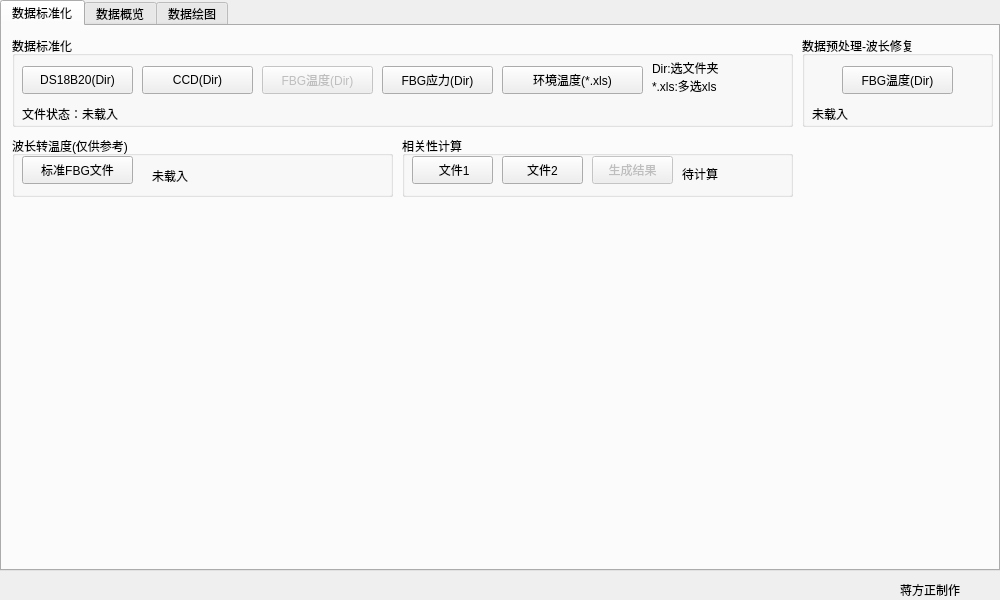
Before: the Qt Designer form mainwindow.ui in jiangfangzheng/JfzDataLab, drawn with Qt 5.
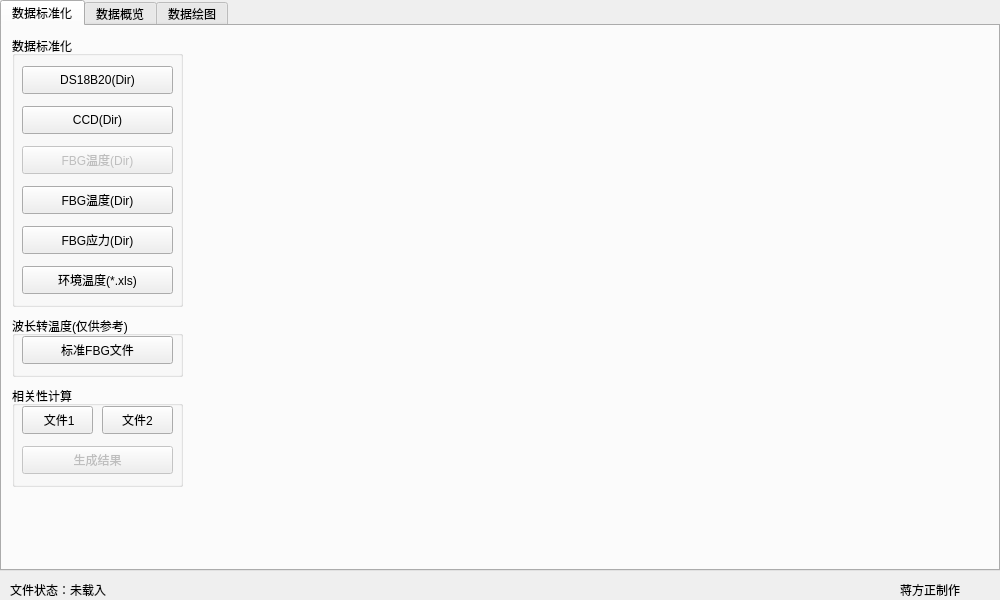
After: the same form once the commit is applied.

What changed in the file:
```diff
--- a/mainwindow.ui
+++ b/mainwindow.ui
@@ -47,8 +47,8 @@
        <rect>
         <x>10</x>
         <y>10</y>
-        <width>781</width>
-        <height>91</height>
+        <width>171</width>
+        <height>271</height>
        </rect>
       </property>
       <property name="title">
@@ -59,7 +59,7 @@
         <rect>
          <x>10</x>
          <y>30</y>
-         <width>111</width>
+         <width>151</width>
          <height>28</height>
         </rect>
        </property>
@@ -70,9 +70,9 @@
       <widget class="QPushButton" name="pushButton_CCD">
        <property name="geometry">
         <rect>
-         <x>130</x>
-         <y>30</y>
-         <width>111</width>
+         <x>10</x>
+         <y>70</y>
+         <width>151</width>
          <height>28</height>
         </rect>
        </property>
@@ -86,9 +86,9 @@
        </property>
        <property name="geometry">
         <rect>
-         <x>250</x>
-         <y>30</y>
-         <width>111</width>
+         <x>10</x>
+         <y>110</y>
+         <width>151</width>
          <height>28</height>
         </rect>
        </property>
@@ -99,9 +99,9 @@
       <widget class="QPushButton" name="pushButton_FBGS">
        <property name="geometry">
         <rect>
-         <x>370</x>
-         <y>30</y>
-         <width>111</width>
+         <x>10</x>
+         <y>190</y>
+         <width>151</width>
          <height>28</height>
         </rect>
        </property>
@@ -112,9 +112,9 @@
       <widget class="QPushButton" name="pushButton_ENV">
        <property name="geometry">
         <rect>
-         <x>490</x>
-         <y>30</y>
-         <width>141</width>
+         <x>10</x>
+         <y>230</y>
+         <width>151</width>
          <height>28</height>
         </rect>
        </property>
@@ -122,31 +122,17 @@
         <string>环境温度(*.xls)</string>
        </property>
       </widget>
-      <widget class="QLabel" name="label_3">
+      <widget class="QPushButton" name="pushButton_LoadFBGT_ALL">
        <property name="geometry">
         <rect>
          <x>10</x>
-         <y>70</y>
-         <width>761</width>
-         <height>16</height>
+         <y>150</y>
+         <width>151</width>
+         <height>28</height>
         </rect>
        </property>
        <property name="text">
-        <string>文件状态：未载入</string>
-       </property>
-      </widget>
-      <widget class="QLabel" name="label_12">
-       <property name="geometry">
-        <rect>
-         <x>640</x>
-         <y>20</y>
-         <width>121</width>
-         <height>41</height>
-        </rect>
-       </property>
-       <property name="text">
-        <string>Dir:选文件夹
-*.xls:多选xls</string>
+        <string>FBG温度(Dir)</string>
        </property>
       </widget>
      </widget>
@@ -154,8 +140,8 @@
       <property name="geometry">
        <rect>
         <x>10</x>
-        <y>110</y>
-        <width>381</width>
+        <y>290</y>
+        <width>171</width>
         <height>61</height>
        </rect>
       </property>
@@ -167,7 +153,7 @@
         <rect>
          <x>10</x>
          <y>20</y>
-         <width>111</width>
+         <width>151</width>
          <height>28</height>
         </rect>
        </property>
@@ -175,27 +161,14 @@
         <string>标准FBG文件</string>
        </property>
       </widget>
-      <widget class="QLabel" name="label_9">
-       <property name="geometry">
-        <rect>
-         <x>140</x>
-         <y>30</y>
-         <width>231</width>
-         <height>20</height>
-        </rect>
-       </property>
-       <property name="text">
-        <string>未载入</string>
-       </property>
-      </widget>
      </widget>
      <widget class="QGroupBox" name="groupBox_5">
       <property name="geometry">
        <rect>
-        <x>400</x>
-        <y>110</y>
-        <width>391</width>
-        <height>61</height>
+        <x>10</x>
+        <y>360</y>
+        <width>171</width>
+        <height>101</height>
        </rect>
       </property>
       <property name="title">
@@ -207,9 +180,9 @@
        </property>
        <property name="geometry">
         <rect>
-         <x>190</x>
-         <y>20</y>
-         <width>81</width>
+         <x>10</x>
+         <y>60</y>
+         <width>151</width>
          <height>28</height>
         </rect>
        </property>
@@ -220,9 +193,9 @@
       <widget class="QPushButton" name="pushButton_File2">
        <property name="geometry">
         <rect>
-         <x>100</x>
+         <x>90</x>
          <y>20</y>
-         <width>81</width>
+         <width>71</width>
          <height>28</height>
         </rect>
        </property>
@@ -235,7 +208,7 @@
         <rect>
          <x>10</x>
          <y>20</y>
-         <width>81</width>
+         <width>71</width>
          <height>28</height>
         </rect>
        </property>
@@ -243,58 +216,6 @@
         <string> 文件1</string>
        </property>
       </widget>
-      <widget class="QLabel" name="label_11">
-       <property name="geometry">
-        <rect>
-         <x>280</x>
-         <y>30</y>
-         <width>101</width>
-         <height>16</height>
-        </rect>
-       </property>
-       <property name="text">
-        <string>待计算</string>
-       </property>
-      </widget>
-     </widget>
-     <widget class="QGroupBox" name="groupBox_6">
-      <property name="geometry">
-       <rect>
-        <x>800</x>
-        <y>10</y>
-        <width>191</width>
-        <height>91</height>
-       </rect>
-      </property>
-      <property name="title">
-       <string>数据预处理-波长修复</string>
-      </property>
-      <widget class="QPushButton" name="pushButton_LoadFBGT_ALL">
-       <property name="geometry">
-        <rect>
-         <x>40</x>
-         <y>30</y>
-         <width>111</width>
-         <height>28</height>
-        </rect>
-       </property>
-       <property name="text">
-        <string>FBG温度(Dir)</string>
-       </property>
-      </widget>
-      <widget class="QLabel" name="label_10">
-       <property name="geometry">
-        <rect>
-         <x>10</x>
-         <y>70</y>
-         <width>171</width>
-         <height>16</height>
-        </rect>
-       </property>
-       <property name="text">
-        <string>未载入</string>
-       </property>
-      </widget>
      </widget>
     </widget>
     <widget class="QWidget" name="tab">
@@ -466,6 +387,19 @@
      <string>蒋方正制作</string>
     </property>
    </widget>
+   <widget class="QLabel" name="label_msg">
+    <property name="geometry">
+     <rect>
+      <x>10</x>
+      <y>580</y>
+      <width>761</width>
+      <height>20</height>
+     </rect>
+    </property>
+    <property name="text">
+     <string>文件状态：未载入</string>
+    </property>
+   </widget>
   </widget>
   <widget class="QMenuBar" name="menuBar">
    <property name="geometry">
```
Left out of the diff: 6 changed lines with no effect on the pictures.
